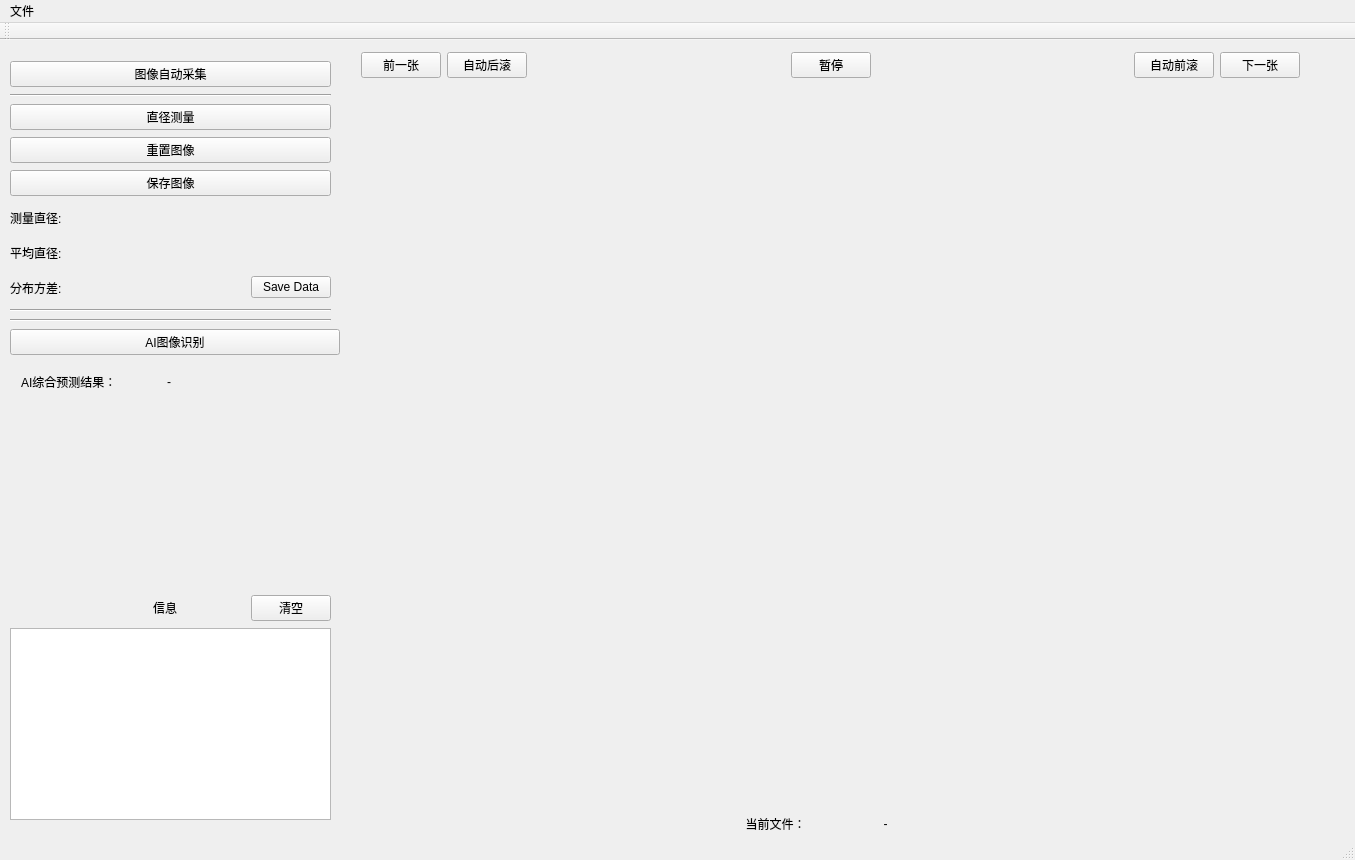
Qt form CashmereClassifier/CashmereDetector.ui (HWeigo/CashmereDetector) before a commit.
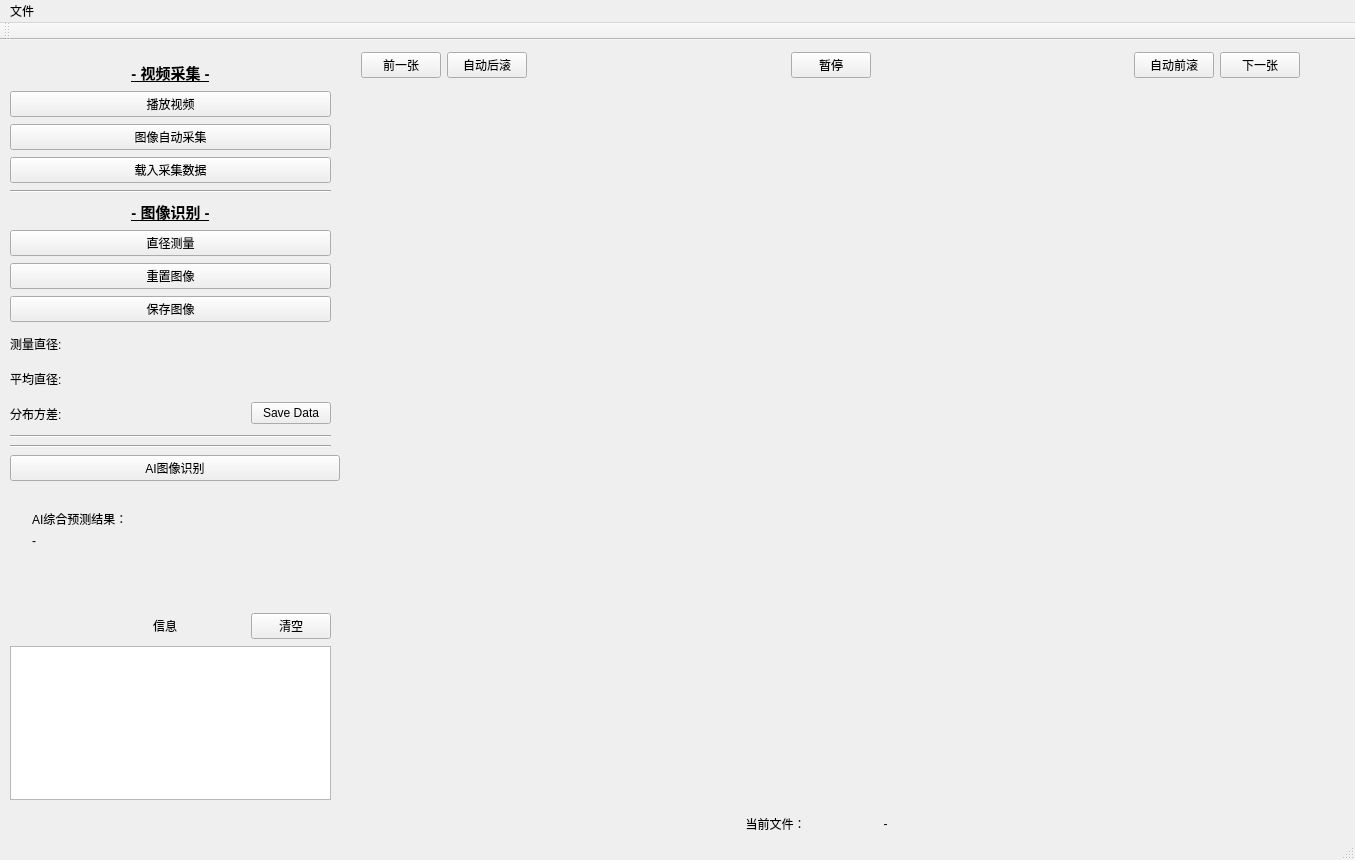
The same form after that commit.

Commit message: Video crop & Multi fiber detect

```diff
--- a/CashmereClassifier/CashmereDetector.ui
+++ b/CashmereClassifier/CashmereDetector.ui
@@ -30,7 +30,7 @@
       <x>10</x>
       <y>10</y>
       <width>332</width>
-      <height>781</height>
+      <height>761</height>
      </rect>
     </property>
     <layout class="QVBoxLayout" name="verticalLayout">
@@ -40,6 +40,32 @@
      <property name="leftMargin">
       <number>0</number>
      </property>
+     <item>
+      <widget class="QLabel" name="label">
+       <property name="font">
+        <font>
+         <pointsize>11</pointsize>
+         <weight>75</weight>
+         <italic>false</italic>
+         <bold>true</bold>
+         <underline>true</underline>
+        </font>
+       </property>
+       <property name="text">
+        <string>- 视频采集 -</string>
+       </property>
+       <property name="alignment">
+        <set>Qt::AlignCenter</set>
+       </property>
+      </widget>
+     </item>
+     <item>
+      <widget class="QPushButton" name="pushButton_playVideo">
+       <property name="text">
+        <string>播放视频</string>
+       </property>
+      </widget>
+     </item>
      <item>
       <widget class="QPushButton" name="pushButton_videoProcess">
        <property name="text">
@@ -47,13 +73,45 @@
        </property>
       </widget>
      </item>
+     <item>
+      <widget class="QPushButton" name="pushButton_loadCropImgs">
+       <property name="text">
+        <string>载入采集数据</string>
+       </property>
+      </widget>
+     </item>
      <item>
       <widget class="Line" name="line_3">
+       <property name="font">
+        <font>
+         <weight>75</weight>
+         <bold>true</bold>
+        </font>
+       </property>
        <property name="orientation">
         <enum>Qt::Horizontal</enum>
        </property>
       </widget>
      </item>
+     <item>
+      <widget class="QLabel" name="label_2">
+       <property name="font">
+        <font>
+         <pointsize>11</pointsize>
+         <weight>75</weight>
+         <italic>false</italic>
+         <bold>true</bold>
+         <underline>true</underline>
+        </font>
+       </property>
+       <property name="text">
+        <string>- 图像识别 -</string>
+       </property>
+       <property name="alignment">
+        <set>Qt::AlignCenter</set>
+       </property>
+      </widget>
+     </item>
      <item>
       <widget class="QPushButton" name="pushButton_pick">
        <property name="text">
@@ -155,6 +213,13 @@
      </item>
      <item>
       <widget class="Line" name="line_2">
+       <property name="font">
+        <font>
+         <pointsize>9</pointsize>
+         <weight>50</weight>
+         <bold>false</bold>
+        </font>
+       </property>
        <property name="orientation">
         <enum>Qt::Horizontal</enum>
        </property>
@@ -175,7 +240,10 @@
      </item>
      <item>
       <widget class="QWidget" name="widget_7" native="true">
-       <layout class="QHBoxLayout" name="horizontalLayout_5">
+       <layout class="QHBoxLayout" name="horizontalLayout">
+        <item>
+         <widget class="QWidget" name="widget_2" native="true">
+          <layout class="QVBoxLayout" name="verticalLayout_2">
         <item>
          <widget class="QLabel" name="label_3">
           <property name="maximumSize">
@@ -191,6 +259,12 @@
         </item>
         <item>
          <widget class="QLabel" name="label_result">
+             <property name="minimumSize">
+              <size>
+               <width>145</width>
+               <height>0</height>
+              </size>
+             </property>
           <property name="text">
            <string>-</string>
           </property>
@@ -200,6 +274,22 @@
       </widget>
      </item>
      <item>
+         <spacer name="horizontalSpacer_5">
+          <property name="orientation">
+           <enum>Qt::Horizontal</enum>
+          </property>
+          <property name="sizeHint" stdset="0">
+           <size>
+            <width>25</width>
+            <height>26</height>
+           </size>
+          </property>
+         </spacer>
+        </item>
+       </layout>
+      </widget>
+     </item>
+     <item>
       <spacer name="verticalSpacer_2">
        <property name="orientation">
         <enum>Qt::Vertical</enum>
@@ -210,7 +300,7 @@
        <property name="sizeHint" stdset="0">
         <size>
          <width>20</width>
-         <height>67</height>
+         <height>75</height>
         </size>
        </property>
       </spacer>
```
Lines whose indentation alone changed are shown as unchanged. The commit also changes 159 other files.
